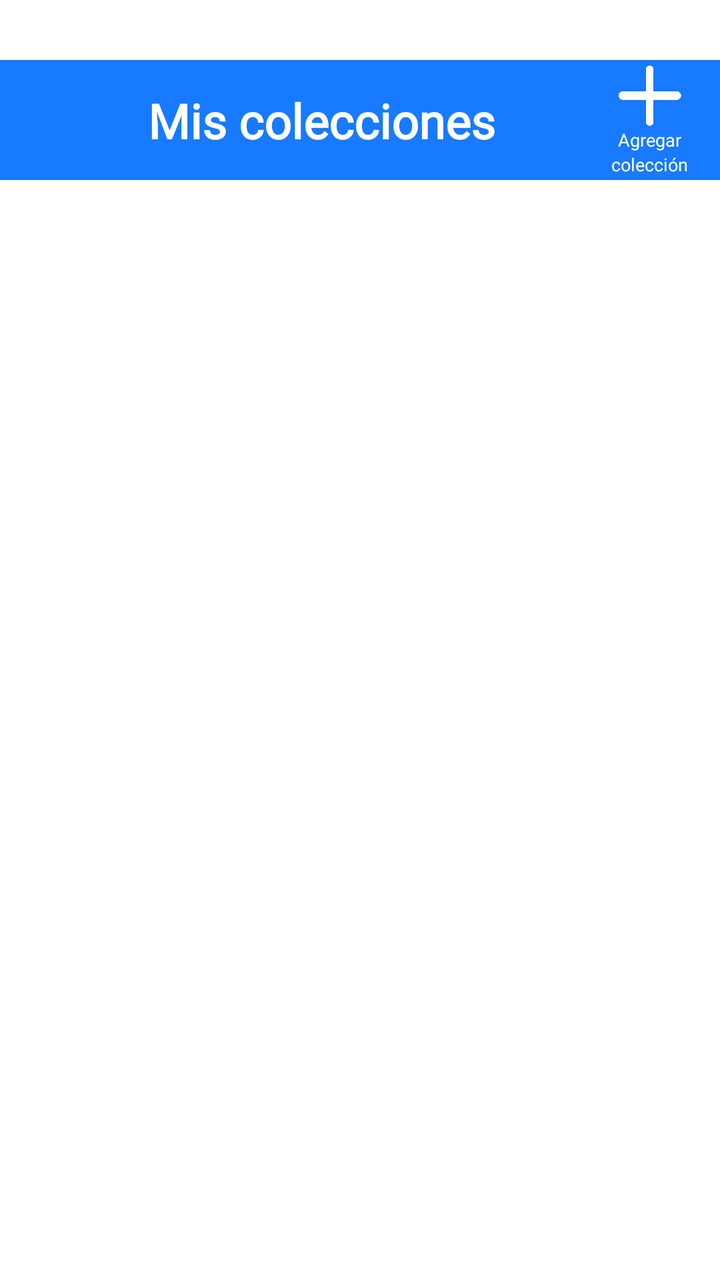
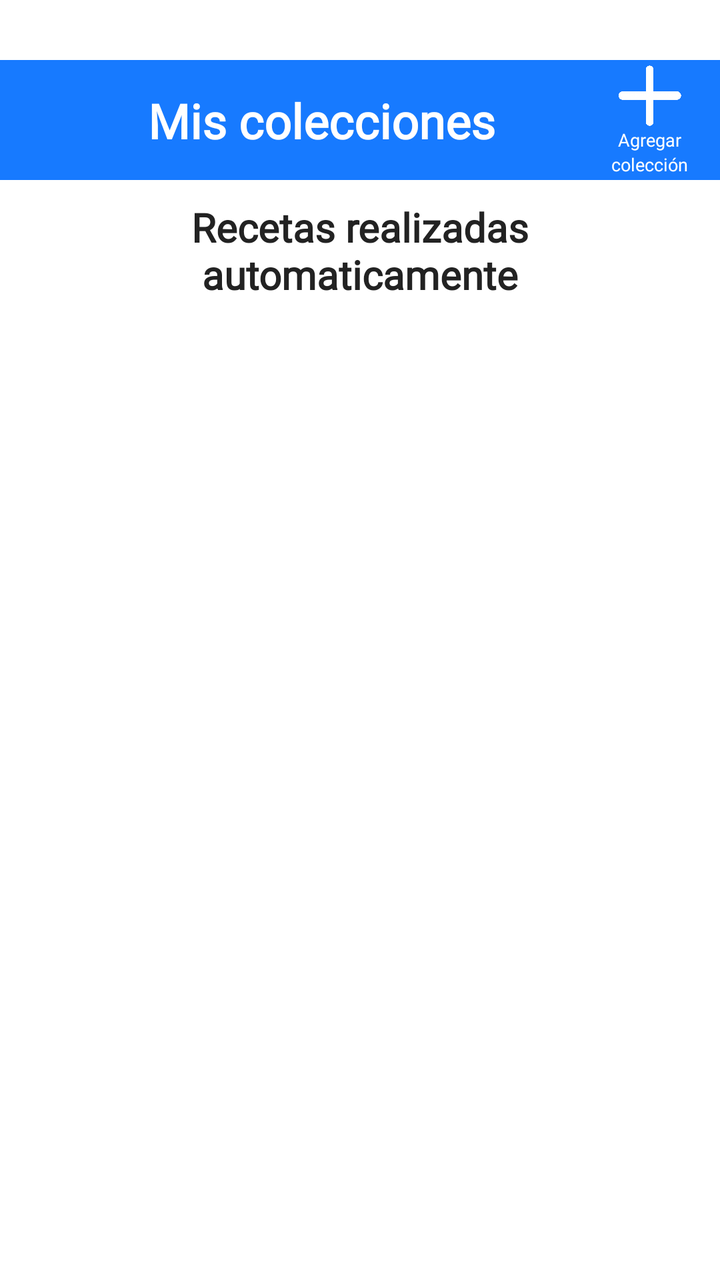

The first picture is an Android layout as it rendered before a commit; the second is the same layout after the commit. The layout source and the unified diff follow.
<!-- AndroidManifest.xml: application theme Theme.Gourmeet2 -->
<!-- res/layout/activity_mis_colecciones.xml -->
<?xml version="1.0" encoding="utf-8"?>
<androidx.constraintlayout.widget.ConstraintLayout
    xmlns:android="http://schemas.android.com/apk/res/android"
    xmlns:app="http://schemas.android.com/apk/res-auto"
    android:backgroundTint="@color/white"
    android:layout_width="match_parent"
    android:layout_height="match_parent"
    android:background="#F7F7F7">

    
    
    

    <androidx.constraintlayout.widget.ConstraintLayout
        android:id="@+id/headerColecciones"
        android:layout_width="0dp"
        android:layout_height="60dp"
        android:layout_marginTop="30dp"
        android:background="@drawable/bg_rectangulo_azul_recto"
        android:paddingHorizontal="16dp"
        app:layout_constraintTop_toTopOf="parent"
        app:layout_constraintStart_toStartOf="parent"
        app:layout_constraintEnd_toEndOf="parent">

        <TextView
            android:id="@+id/txtTitulo"
            android:layout_width="0dp"
            android:layout_height="wrap_content"
            android:text="Mis colecciones"
            android:textColor="@android:color/white"
            android:textSize="24sp"
            android:gravity="center"
            android:textStyle="bold"
            android:fontFamily="@font/caviardreams"
            app:layout_constraintStart_toStartOf="parent"
            app:layout_constraintTop_toTopOf="parent"
            app:layout_constraintBottom_toBottomOf="parent"
            app:layout_constraintEnd_toStartOf="@id/layoutNuevaColeccion"/>

        <LinearLayout
            android:id="@+id/layoutNuevaColeccion"
            android:layout_width="wrap_content"
            android:layout_height="wrap_content"
            android:orientation="vertical"
            android:gravity="center"
            android:clickable="true"
            android:focusable="true"
            app:layout_constraintEnd_toEndOf="parent"
            app:layout_constraintTop_toTopOf="parent"
            app:layout_constraintBottom_toBottomOf="parent">

            <ImageView
                android:id="@+id/imgNuevaColeccion"
                android:layout_width="32dp"
                android:layout_height="32dp"
                android:src="@drawable/ic_mas_blanco"
                app:tint="@android:color/white"/>

            <TextView
                android:layout_width="wrap_content"
                android:layout_height="wrap_content"
                android:text="Agregar"
                android:textColor="@android:color/white"
                android:textSize="9sp"
                android:fontFamily="@font/caviardreams"/>

            <TextView
                android:layout_width="wrap_content"
                android:layout_height="wrap_content"
                android:text="colección"
                android:textColor="@android:color/white"
                android:textSize="9sp"
                android:fontFamily="@font/caviardreams"/>

        </LinearLayout>

    </androidx.constraintlayout.widget.ConstraintLayout>



    
    
    

    <androidx.recyclerview.widget.RecyclerView
        android:id="@+id/recyclerColecciones"
        android:layout_width="0dp"
        android:layout_height="0dp"
        android:backgroundTint="@color/white"
        android:layout_marginTop="10dp"
        android:clipToPadding="false"
        android:paddingBottom="20dp"
        app:layout_constraintTop_toBottomOf="@id/headerColecciones"
        app:layout_constraintBottom_toBottomOf="parent"
        app:layout_constraintStart_toStartOf="parent"
        app:layout_constraintEnd_toEndOf="parent"/>

</androidx.constraintlayout.widget.ConstraintLayout>
<!-- resources referenced by this layout -->
<resources>
  <color name="white">#FFFFFFFF</color>
  <!-- drawable bg_rectangulo_azul_recto (drawable) -->
  <?xml version="1.0" encoding="utf-8"?>
  <shape xmlns:android="http://schemas.android.com/apk/res/android">
  
      <solid android:color="#177AFF"/>
  
  </shape>
  <!-- drawable ic_mas_blanco: png bitmap (drawable, 87852 bytes) -->
  <style name="Theme.Gourmeet2" parent="Theme.MaterialComponents.DayNight.DarkActionBar">
          
          <item name="colorPrimary">@color/bottom_nav_color</item>
          <item name="colorPrimaryVariant">@color/bottom_nav_color</item>
          <item name="colorOnPrimary">@color/white</item>
          
          <item name="colorSecondary">@color/teal_200</item>
          <item name="colorSecondaryVariant">@color/teal_700</item>
          <item name="colorOnSecondary">@color/black</item>
          
          <item name="android:statusBarColor">@color/bottom_nav_color</item>
          
      </style>
  <color name="teal_200">#FF03DAC5</color>
  <color name="teal_700">#FF018786</color>
  <color name="black">#FF000000</color>
</resources>

<!-- the commit's change to res/layout/activity_mis_colecciones.xml (unified diff, before → after) -->
@@ -81,18 +81,72 @@
     
     
     
-
-    <androidx.recyclerview.widget.RecyclerView
-        android:id="@+id/recyclerColecciones"
+    <androidx.core.widget.NestedScrollView
+        android:id="@+id/scrollContenido"
         android:layout_width="0dp"
         android:layout_height="0dp"
-        android:backgroundTint="@color/white"
-        android:layout_marginTop="10dp"
-        android:clipToPadding="false"
-        android:paddingBottom="20dp"
+        android:fillViewport="true"
+        android:overScrollMode="never"
         app:layout_constraintTop_toBottomOf="@id/headerColecciones"
         app:layout_constraintBottom_toBottomOf="parent"
         app:layout_constraintStart_toStartOf="parent"
-        app:layout_constraintEnd_toEndOf="parent"/>
+        app:layout_constraintEnd_toEndOf="parent">
+
+        <LinearLayout
+            android:id="@+id/contenedorContenido"
+            android:layout_width="match_parent"
+            android:layout_height="wrap_content"
+            android:orientation="vertical"
+            android:paddingTop="10dp"
+            android:paddingBottom="20dp">
+
+            
+            
+            
+
+            <TextView
+                android:id="@+id/txtTituloRecetasRealizadas"
+                android:layout_width="match_parent"
+                android:layout_height="wrap_content"
+                android:layout_marginStart="16dp"
+                android:layout_marginEnd="16dp"
+                android:gravity="center"
+                android:text="Recetas realizadas automaticamente"
+                android:textColor="#222222"
+                android:textSize="20sp"
+                android:textStyle="bold"
+                android:fontFamily="@font/caviardreams"/>
+
+            <androidx.recyclerview.widget.RecyclerView
+                android:id="@+id/recyclerRecetasRealizadas"
+                android:layout_width="match_parent"
+                android:layout_height="360dp"
+                android:layout_marginTop="5dp"
+                android:clipToPadding="false"
+                android:paddingStart="8dp"
+                android:paddingEnd="8dp"
+                android:overScrollMode="never"
+                android:nestedScrollingEnabled="false"
+                android:scrollbars="none"/>
+
+
+            
+            
+            
+
+
+            <androidx.recyclerview.widget.RecyclerView
+                android:id="@+id/recyclerColecciones"
+                android:layout_width="match_parent"
+                android:layout_height="wrap_content"
+                android:nestedScrollingEnabled="false"
+                android:clipToPadding="false"
+                android:paddingBottom="20dp"
+                android:overScrollMode="never"/>
+
+        </LinearLayout>
+
+    </androidx.core.widget.NestedScrollView>
+
 
 </androidx.constraintlayout.widget.ConstraintLayout>
